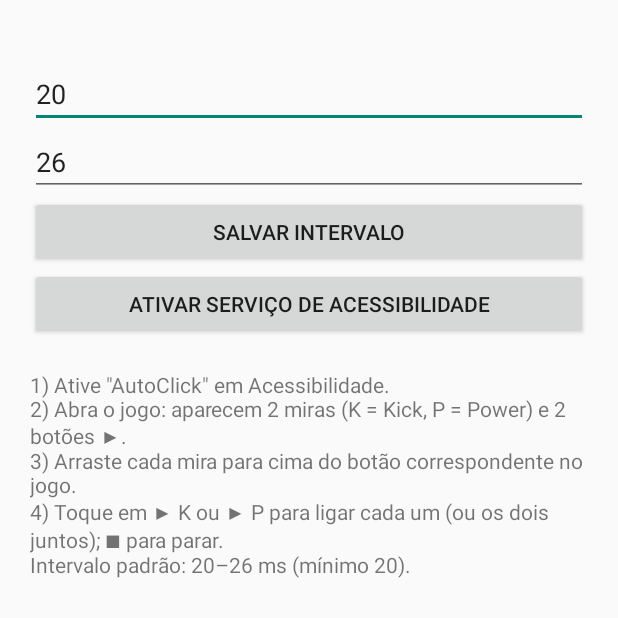
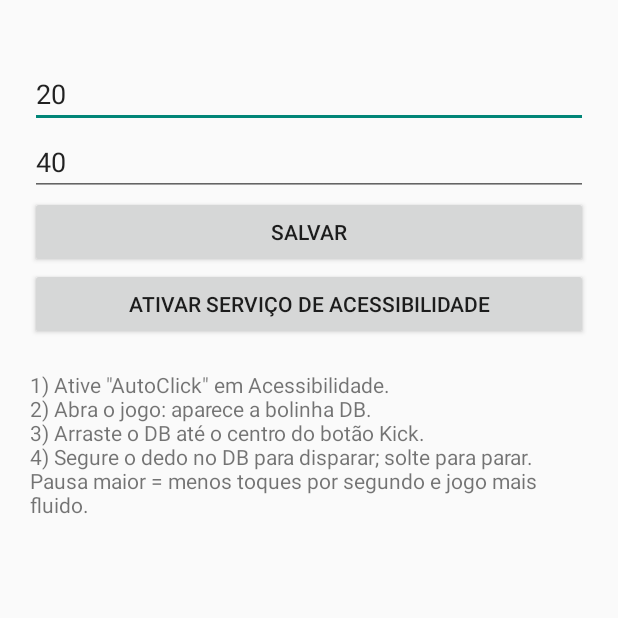
Before and after one commit to lc051/Autoclik, an Android app: the screen it shows after launch (MainActivity), on a phone screen of 412 x 824 dp, the top half of it. Run offline under Robolectric (Android 15) with nearby library versions, the phone set to English and light mode, and no system bars.

Commit message:
Refactor pause interval settings and UI text
Updated minimum and maximum pause intervals for clicks and adjusted related text in the UI.

```diff
--- a/app/src/main/java/com/exemplo/autoclick/MainActivity.kt
+++ b/app/src/main/java/com/exemplo/autoclick/MainActivity.kt
@@ -23,15 +23,15 @@ class MainActivity : Activity() {
             inputType = InputType.TYPE_CLASS_NUMBER
             setText(valor.toString())
         }
-        val min = campo("Intervalo mínimo (ms)", prefs.getLong("min", 20))
-        val max = campo("Intervalo máximo (ms)", prefs.getLong("max", 26))
+        val min = campo("Pausa mínima entre toques (ms)", prefs.getLong("pmin", 20))
+        val max = campo("Pausa máxima entre toques (ms)", prefs.getLong("pmax", 40))
 
         val salvar = Button(this).apply {
-            text = "Salvar intervalo"
+            text = "Salvar"
             setOnClickListener {
-                val a = (min.text.toString().toLongOrNull() ?: 20).coerceAtLeast(20)
-                val c = (max.text.toString().toLongOrNull() ?: 26).coerceAtLeast(a)
-                prefs.edit().putLong("min", a).putLong("max", c).apply()
+                val a = (min.text.toString().toLongOrNull() ?: 20).coerceAtLeast(10)
+                val c = (max.text.toString().toLongOrNull() ?: 40).coerceAtLeast(a)
+                prefs.edit().putLong("pmin", a).putLong("pmax", c).apply()
                 min.setText(a.toString()); max.setText(c.toString())
                 Toast.makeText(this@MainActivity, "Salvo: $a–$c ms", Toast.LENGTH_SHORT).show()
             }
@@ -42,10 +42,10 @@ class MainActivity : Activity() {
         }
         val ajuda = TextView(this).apply {
             text = "1) Ative \"AutoClick\" em Acessibilidade.\n" +
-                "2) Abra o jogo: aparecem 2 miras (K = Kick, P = Power) e 2 botões ▶.\n" +
-                "3) Arraste cada mira para cima do botão correspondente no jogo.\n" +
-                "4) Toque em ▶ K ou ▶ P para ligar cada um (ou os dois juntos); ■ para parar.\n" +
-                "Intervalo padrão: 20–26 ms (mínimo 20)."
+                "2) Abra o jogo: aparece a bolinha DB.\n" +
+                "3) Arraste o DB até o centro do botão Kick.\n" +
+                "4) Segure o dedo no DB para disparar; solte para parar.\n" +
+                "Pausa maior = menos toques por segundo e jogo mais fluido."
             setPadding(0, pad, 0, 0)
         }
         listOf(min, max, salvar, acess, ajuda).forEach {
```
